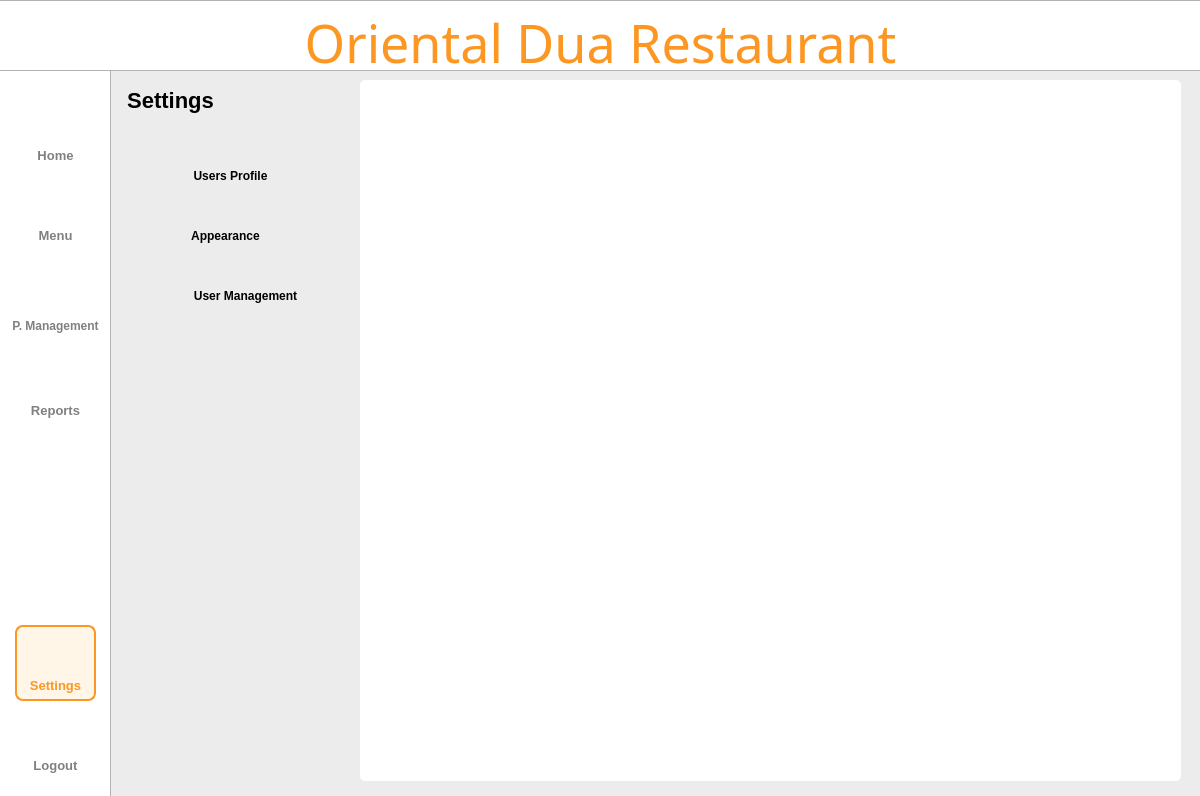
Qt form Project SE/ui/settingscreen.ui (Patatims/CCSFEN2_Project) before a commit.
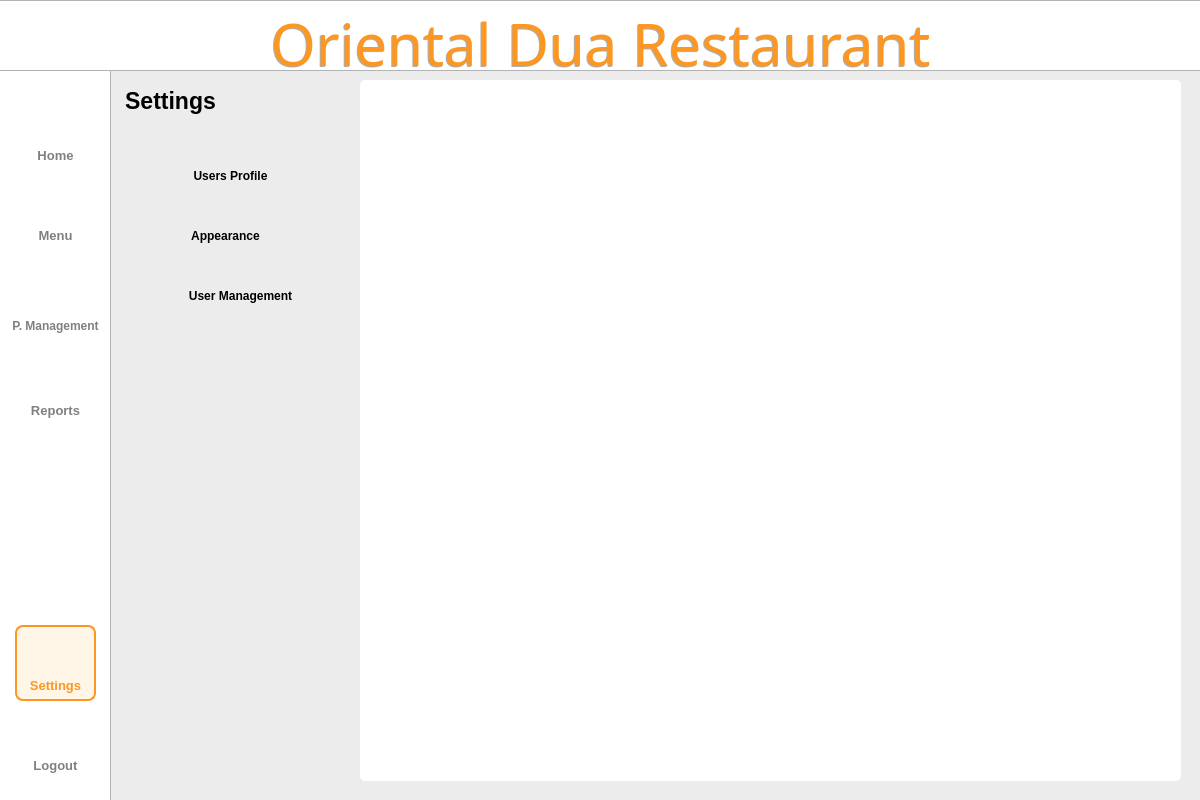
The same form after that commit. Icons and pictures are not drawn.

What changed in the file:
```diff
--- a/Project SE/ui/settingscreen.ui
+++ b/Project SE/ui/settingscreen.ui
@@ -7,7 +7,7 @@
     <x>0</x>
     <y>0</y>
     <width>1200</width>
-    <height>796</height>
+    <height>800</height>
    </rect>
   </property>
   <property name="windowTitle">
@@ -94,7 +94,7 @@
      <string notr="true">QLabel#title{
 	color: #FB9722;
     font-family: Sacramento;
-    font-size: 52px;
+    font-size: 58px;
     font-weight: 400;
     padding-bottom: 5px;
     text-align: center;
@@ -123,7 +123,7 @@
      <string notr="true">QLabel#settings{
     color: #000000;
     font-family: 'Roboto';
-    font-size: 22px;
+    font-size: 23px;
     font-weight: 500;
 }</string>
     </property>
@@ -684,7 +684,7 @@
      <rect>
       <x>180</x>
       <y>280</y>
-      <width>131</width>
+      <width>121</width>
       <height>31</height>
      </rect>
     </property>
@@ -745,10 +745,39 @@
      <string/>
     </property>
    </widget>
+   <widget class="QLabel" name="title_3">
+    <property name="geometry">
+     <rect>
+      <x>-1</x>
+      <y>11</y>
+      <width>1201</width>
+      <height>71</height>
+     </rect>
+    </property>
+    <property name="styleSheet">
+     <string notr="true">QLabel{
+color: rgba(0, 0, 0, 80);
+    font-family: Sacramento;
+    font-size: 58px;
+    font-weight: 400;
+    padding-bottom: 5px;
+    text-align: center;
+}
+</string>
+    </property>
+    <property name="text">
+     <string>Oriental Dua Restaurant</string>
+    </property>
+    <property name="alignment">
+     <set>Qt::AlignCenter</set>
+    </property>
+    <property name="wordWrap">
+     <bool>true</bool>
+    </property>
+   </widget>
    <zorder>sidebar</zorder>
    <zorder>titlebar</zorder>
    <zorder>whitebg</zorder>
-   <zorder>title</zorder>
    <zorder>settings</zorder>
    <zorder>userprofIcon</zorder>
    <zorder>appearanceIcon</zorder>
@@ -770,6 +799,8 @@
    <zorder>label_2</zorder>
    <zorder>settingIcon</zorder>
    <zorder>settingsbtn</zorder>
+   <zorder>title_3</zorder>
+   <zorder>title</zorder>
   </widget>
  </widget>
  <resources>
```
